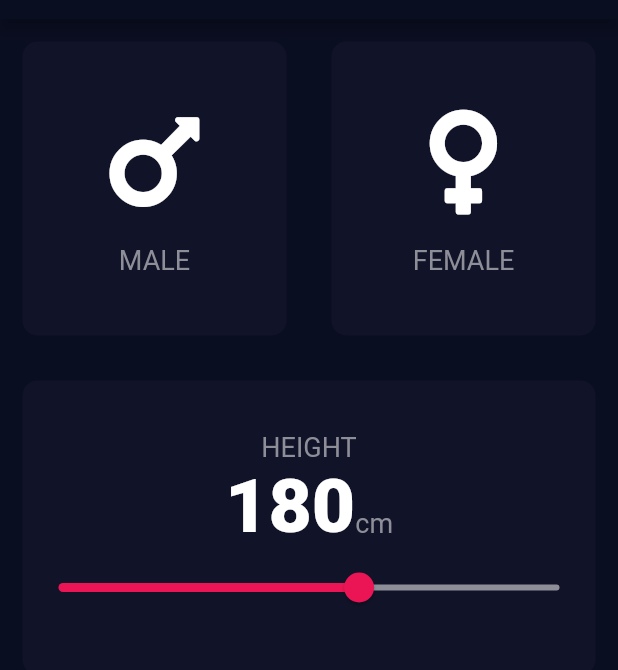
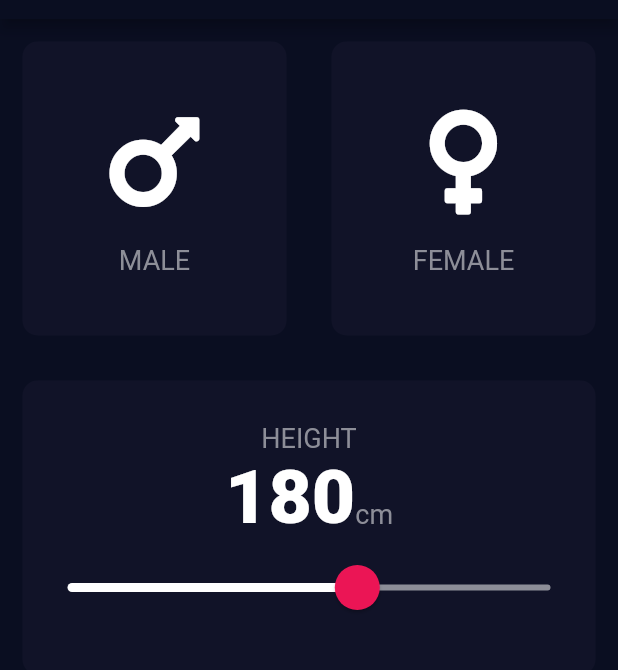
Before and after one commit to timoknapp/flutter-bootcamp, a Flutter app: the screen it shows after launch, on a phone screen of 412 x 824 dp, the part 65-735 px from its top. Run offline on Flutter 3.47's test engine with Material 2 defaults, Android fonts, the light colour scheme and no system bars; our stand-ins replace audioplayers, font_awesome_flutter, rflutter_alert.

Commit message:
[UPDATE] finalized the slider widget

```diff
--- a/chapter_8/bmi-calculator-flutter/lib/input_page.dart
+++ b/chapter_8/bmi-calculator-flutter/lib/input_page.dart
@@ -90,17 +90,29 @@ class _InputPageState extends State<InputPage> {
                       ),
                     ],
                   ),
-                  Slider(
+                  SliderTheme(
+                    data: SliderTheme.of(context).copyWith(
+                      inactiveTrackColor: kInactiveActionColor,
+                      activeTrackColor: Colors.white,
+                      thumbColor: kActiveActionColor,
+                      overlayColor: kActiveActionColor.withAlpha(0x29),
+                      thumbShape: RoundSliderThumbShape(
+                        enabledThumbRadius: 15.0,
+                      ),
+                      overlayShape: RoundSliderOverlayShape(
+                        overlayRadius: 30.0,
+                      ),
+                    ),
+                    child: Slider(
                       value: height.toDouble(),
                       min: 120.0,
                       max: 220.0,
-                    activeColor: kActiveActionColor,
-                    inactiveColor: kInactiveActionColor,
                       onChanged: (double newValue) {
                         setState(() {
                           height = newValue.round();
                         });
                       },
+                    ),
                   ),
                 ],
               ),
```
Lines whose indentation alone changed are shown as unchanged.
